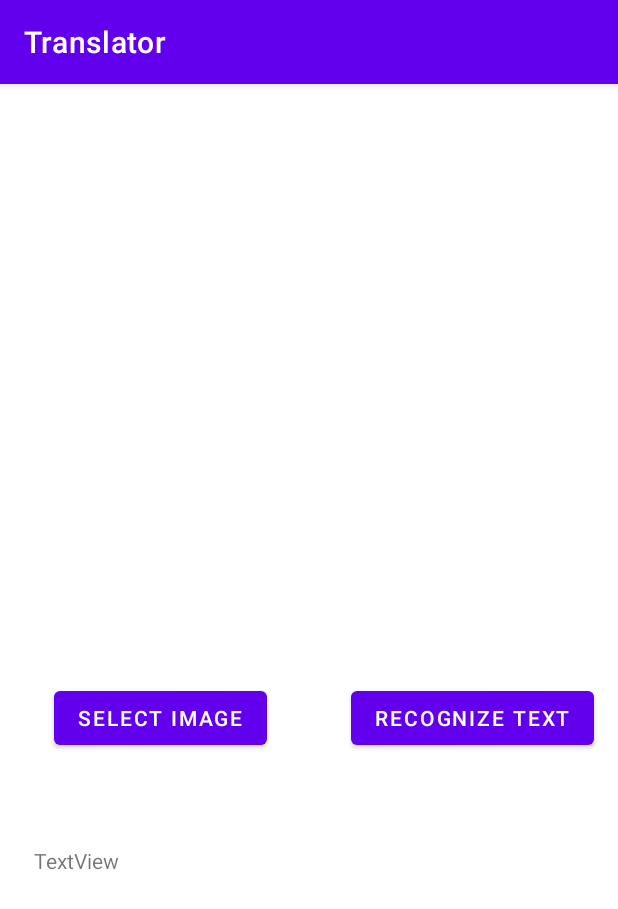
After one commit to fenil09/Translator, an Android app: the TextExtractor screen opened directly, with no data from a screen before it, on a phone screen of 412 x 824 dp. The commit adds this screen. Shown: the top 909 px of the screen. Run offline under Robolectric (Android 15) with nearby library versions, the phone set to English and light mode, and no system bars; libraries missing offline, so code that uses them is left out: com.google.mlkit.nl, com.google.mlkit.vision.

Commit message:
Image Language Translation Feature integrated Successfully.

```diff
--- a/Translator/app/build.gradle
+++ b/Translator/app/build.gradle
@@ -45,4 +45,6 @@ dependencies {
     implementation platform('com.google.firebase:firebase-bom:31.3.0')
     implementation 'com.google.firebase:firebase-analytics-ktx'
     implementation 'com.google.mlkit:translate:17.0.1'
+    implementation 'com.google.firebase:firebase-ml-vision:24.0.3'
+    implementation 'com.google.android.gms:play-services-mlkit-text-recognition:18.0.2'
 }
--- a/Translator/app/src/main/java/com/universe/translator/MainActivity.kt
+++ b/Translator/app/src/main/java/com/universe/translator/MainActivity.kt
@@ -1,6 +1,7 @@
 package com.universe.translator
 
 import android.content.Context
+import android.content.Intent
 import androidx.appcompat.app.AppCompatActivity
 import android.os.Bundle
 import android.widget.Button
@@ -21,9 +22,14 @@ class MainActivity : AppCompatActivity() {
         input=findViewById(R.id.et1)
         translate=findViewById(R.id.button)
         view=findViewById(R.id.textView)
+        val gototextrecognizer:Button=findViewById(R.id.button4)
         translate.setOnClickListener {
             val inputtext=input.text.toString()
             translateText(inputtext)
+        }
+        gototextrecognizer.setOnClickListener {
+            val intent=Intent(this,TextExtractor::class.java)
+            startActivity(intent)
         }
     }
     fun translateText(text:String) {
--- /dev/null
+++ b/Translator/app/src/main/java/com/universe/translator/TextExtractor.kt
@@ -0,0 +1,95 @@
+package com.universe.translator
+
+import android.app.Activity
+import android.content.Intent
+import android.graphics.drawable.BitmapDrawable
+import androidx.appcompat.app.AppCompatActivity
+import android.os.Bundle
+import android.widget.Button
+import android.widget.ImageView
+import android.widget.TextView
+import android.widget.Toast
+import com.google.firebase.ktx.Firebase
+import com.google.firebase.ml.vision.FirebaseVision
+import com.google.firebase.ml.vision.common.FirebaseVisionImage
+import com.google.firebase.ml.vision.text.FirebaseVisionText
+import com.google.mlkit.nl.translate.TranslateLanguage
+import com.google.mlkit.nl.translate.Translation
+import com.google.mlkit.nl.translate.TranslatorOptions
+import com.google.mlkit.vision.text.TextRecognition
+
+class TextExtractor : AppCompatActivity() {
+    lateinit var view:ImageView
+    lateinit var selectimage:Button
+    lateinit var identifytext:Button
+    lateinit var display:TextView
+    override fun onCreate(savedInstanceState: Bundle?) {
+        super.onCreate(savedInstanceState)
+        setContentView(R.layout.activity_text_extractor)
+        view=findViewById(R.id.imageView)
+        selectimage=findViewById(R.id.button2)
+        identifytext=findViewById(R.id.button3)
+        display=findViewById(R.id.textView2)
+        selectimage.setOnClickListener {
+            getimage()
+        }
+        identifytext.setOnClickListener {
+            recognizetext()
+        }
+    }
+
+    fun getimage(){
+        val intent=Intent()
+        intent.type="image/*"
+        intent.action=Intent.ACTION_GET_CONTENT
+        startActivityForResult(Intent.createChooser(intent,"selectimage",),1)
+    }
+
+
+
+
+    override fun onActivityResult(requestCode: Int, resultCode: Int, data: Intent?) {
+        super.onActivityResult(requestCode, resultCode, data)
+        if(requestCode==1 && resultCode== Activity.RESULT_OK){
+            if(data!=null){
+                view.setImageURI(data.data)
+            }
+        }
+    }
+
+    fun recognizetext(){
+
+        val bitmap=(view.drawable as BitmapDrawable).bitmap
+        val image=FirebaseVisionImage.fromBitmap(bitmap)
+        val recognize=FirebaseVision.getInstance().onDeviceTextRecognizer
+        recognize.processImage(image).addOnSuccessListener {
+            val resulttext=it.text
+            translateText(resulttext)
+        }.addOnFailureListener {
+            Toast.makeText(this,"sorry could not recognize the text",Toast.LENGTH_LONG).show()
+        }
+
+    }
+
+
+    fun translateText(text:String){
+        val options=TranslatorOptions.Builder()
+            .setSourceLanguage(TranslateLanguage.ENGLISH)
+            .setTargetLanguage(TranslateLanguage.SPANISH)
+            .build()
+
+        val englishspanishtranslator=Translation.getClient(options)
+
+        englishspanishtranslator.downloadModelIfNeeded().addOnCompleteListener {
+            if(it.isComplete){
+                englishspanishtranslator.translate(text).addOnSuccessListener {
+                    val translateddata=it.toString()
+                    display.text=translateddata
+                }.addOnFailureListener {
+                    Toast.makeText(this,"Sorry translation error occured",Toast.LENGTH_LONG).show()
+                }
+            }
+        }
+
+    }
+}
--- /dev/null
+++ b/Translator/app/src/main/res/layout/activity_text_extractor.xml
@@ -0,0 +1,41 @@
+<?xml version="1.0" encoding="utf-8"?>
+<androidx.constraintlayout.widget.ConstraintLayout
+        xmlns:android="http://schemas.android.com/apk/res/android"
+        xmlns:tools="http://schemas.android.com/tools"
+        xmlns:app="http://schemas.android.com/apk/res-auto"
+        android:layout_width="match_parent"
+        android:layout_height="match_parent"
+        tools:context=".TextExtractor">
+
+    <ImageView
+            android:layout_width="322dp"
+            android:layout_height="272dp" tools:srcCompat="@tools:sample/avatars" android:id="@+id/imageView"
+            app:layout_constraintBottom_toBottomOf="parent"
+            app:layout_constraintTop_toTopOf="parent" app:layout_constraintEnd_toEndOf="parent"
+            app:layout_constraintStart_toStartOf="parent"
+            app:layout_constraintVertical_bias="0.034" app:layout_constraintHorizontal_bias="0.494"/>
+    <Button
+            android:text="Select image"
+            android:layout_width="wrap_content"
+            android:layout_height="wrap_content" android:id="@+id/button2"
+            app:layout_constraintTop_toTopOf="parent"
+            app:layout_constraintBottom_toBottomOf="parent" app:layout_constraintVertical_bias="0.554"
+            app:layout_constraintEnd_toEndOf="parent" app:layout_constraintStart_toStartOf="parent"
+            app:layout_constraintHorizontal_bias="0.134"/>
+    <Button
+            android:text="Recognize text"
+            android:layout_width="wrap_content"
+            android:layout_height="wrap_content" android:id="@+id/button3"
+            app:layout_constraintTop_toTopOf="parent"
+            app:layout_constraintBottom_toBottomOf="parent" app:layout_constraintVertical_bias="0.554"
+            app:layout_constraintEnd_toEndOf="parent" app:layout_constraintStart_toStartOf="parent"
+            app:layout_constraintHorizontal_bias="0.935"/>
+    <TextView
+            android:text="TextView"
+            android:layout_width="374dp"
+            android:layout_height="220dp" android:id="@+id/textView2"
+            app:layout_constraintTop_toTopOf="parent"
+            app:layout_constraintBottom_toBottomOf="parent" app:layout_constraintVertical_bias="0.927"
+            app:layout_constraintEnd_toEndOf="parent" app:layout_constraintStart_toStartOf="parent"
+            app:layout_constraintHorizontal_bias="0.594"/>
+</androidx.constraintlayout.widget.ConstraintLayout>
```
Also changed, not shown: Translator/app/src/main/AndroidManifest.xml (+9 -0 lines), Translator/app/src/main/res/layout/activity_main.xml (+8 -0 lines).
